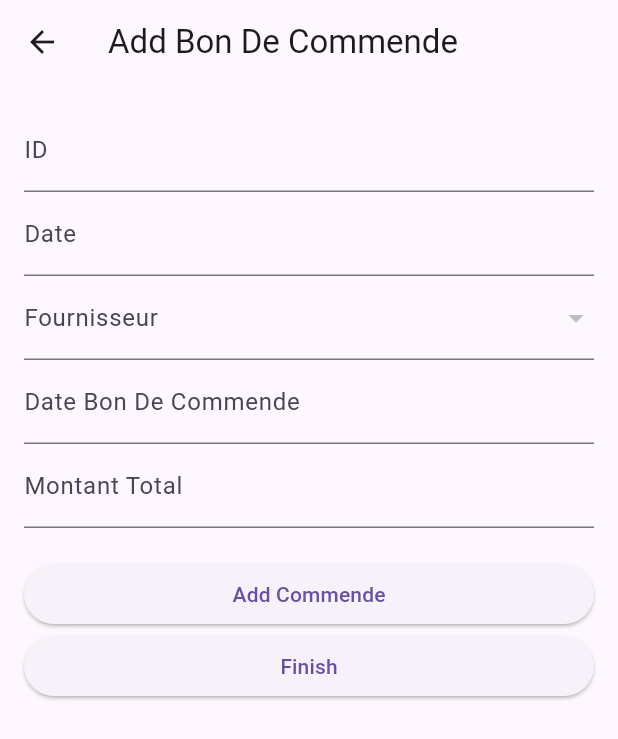
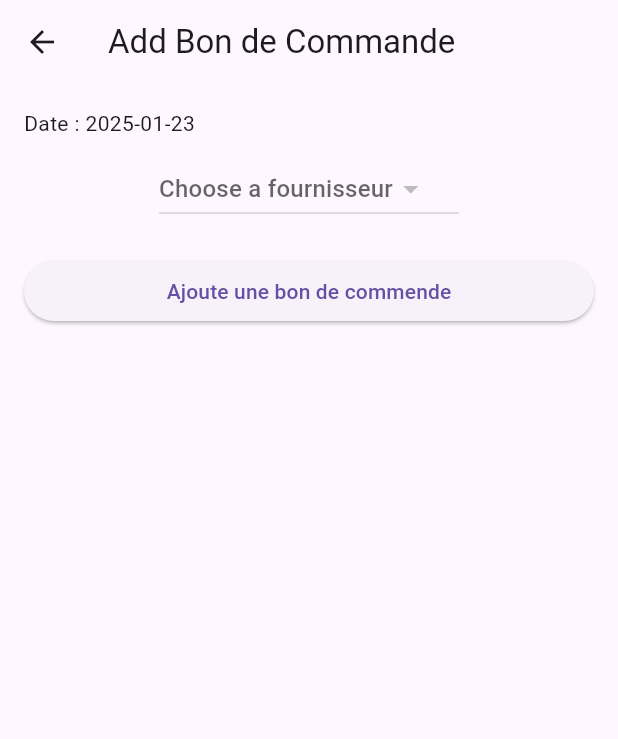
Before and after one commit to vemo068/inventaire_cnas, a Flutter app: the screen it shows after launch, after a tap on "Ajoute bon de commende", on a phone screen of 412 x 824 dp. Shown: the top 739 px of the screen. Run offline on Flutter 3.47's test engine with Material 3 defaults, Android fonts, the phone set to English and light mode, and no system bars; our stand-ins replace get, sqflite_common_ffi; accounts and stored records are empty.

Commit message:
bon de commende

```diff
--- a/lib/controllers/database_controller.dart
+++ b/lib/controllers/database_controller.dart
@@ -2,6 +2,7 @@ import 'package:flutter/material.dart';
 import 'package:get/get.dart';
 import 'package:inventaire_cnas/SQL/db_designation.dart';
 import 'package:inventaire_cnas/models/article.dart';
+import 'package:inventaire_cnas/models/bon_de_commende.dart';
 import 'package:inventaire_cnas/models/designation.dart';
 import 'package:inventaire_cnas/models/fournisseur.dart';
 import 'package:inventaire_cnas/page/add_article.dart';
@@ -14,7 +15,9 @@ class DatabaseController extends GetxController {
   var allDesignations = <Designation>[];
   var articles = <Article>[];
   var fournisseurs = <Fournisseur>[];
+  List<BonDeCommende> bonDeCommendes = [];
   Designation? selectedDesignation;
+  Fournisseur? selectedFournisseur;
   TextEditingController designationNameController = TextEditingController();
   //add prix and tva and ,articlenom controllers
   TextEditingController articleNameController = TextEditingController();
@@ -33,7 +36,7 @@ class DatabaseController extends GetxController {
     super.onInit();
     fetchDesignations();
     fetchArticles();
-
+    fetchBonDeCommendes();
     fetchFournisseurs();
     fetchAllDesignations();
   }
@@ -42,6 +45,11 @@ class DatabaseController extends GetxController {
   void fetchDesignations() async {
     final data = await _dbHelper.getDesignations();
     designations = data;
+  }
+
+  void fetchBonDeCommendes() async {
+    final data = await _dbHelper.getBonDeCommendes();
+    bonDeCommendes = data;
   }
 
   void fetchAllDesignations() async {
@@ -119,6 +127,18 @@ class DatabaseController extends GetxController {
     fetchArticles();
   }
 
+  // Add a new bon de commendes
+  void addBonDeCommende() async {
+    BonDeCommende bonDeCommende = BonDeCommende(
+      date: DateTime.now().toString(),
+      fournisseur_id: selectedFournisseur!.id!,
+      dateBonDeCommende: DateTime.now(),
+      montantTotal: 0.0,
+    );
+    await _dbHelper.insertBonDeCommende(bonDeCommende);
+    fetchBonDeCommendes();
+  }
+
   // a function that extracts all the names of the designations from designations list
   List<String> getDesignationNames() {
     return designations.map((designation) => designation.name).toList();
--- a/lib/models/bon_de_commende.dart
+++ b/lib/models/bon_de_commende.dart
@@ -2,14 +2,14 @@ import 'package:inventaire_cnas/models/article.dart';
 import 'package:inventaire_cnas/models/fournisseur.dart';
 
 class BonDeCommende {
-  int id;
+  int? id;
   String date;
-  String fournisseur_id;
+  int fournisseur_id;
   DateTime dateBonDeCommende;
   double? montantTotal;
 
   BonDeCommende({
-    required this.id,
+    this.id,
     required this.date,
     required this.fournisseur_id,
     required this.dateBonDeCommende,
@@ -30,13 +30,11 @@ class BonDeCommende {
     return {
       'id': id,
       'date': date,
-      'fournisseur': fournisseur_id,
+      'fournisseur_id': fournisseur_id,
       'dateBonDeCommende': dateBonDeCommende.toIso8601String(),
       'montantTotal': montantTotal,
     };
   }
-
-
 }
 
 
--- a/lib/page/add_bon_de_commende.dart
+++ b/lib/page/add_bon_de_commende.dart
@@ -1,140 +1,56 @@
+import 'package:flutter/material.dart';
+import 'package:get/get.dart';
+import 'package:inventaire_cnas/models/fournisseur.dart';
+import '../controllers/database_controller.dart';
 
-import 'package:flutter/material.dart';
-import 'package:inventaire_cnas/models/bon_de_commende.dart';
-import 'package:inventaire_cnas/models/fournisseur.dart';
-
-class AddBonDeCommendePage extends StatefulWidget {
-  @override
-  _AddBonDeCommendePageState createState() => _AddBonDeCommendePageState();
-}
-
-class _AddBonDeCommendePageState extends State<AddBonDeCommendePage> {
-  final _formKey = GlobalKey<FormState>();
-  final _idController = TextEditingController();
-  final _dateController = TextEditingController();
-  final _fournisseurIdController = TextEditingController();
-  final _dateBonDeCommendeController = TextEditingController();
-  final _montantTotalController = TextEditingController();
-  Fournisseur? _selectedFournisseur;
-  List<Fournisseur> _fournisseurs = []; // This should be populated with actual data
-
-  @override
-  void dispose() {
-    _idController.dispose();
-    _dateController.dispose();
-    _fournisseurIdController.dispose();
-    _dateBonDeCommendeController.dispose();
-    _montantTotalController.dispose();
-    super.dispose();
-  }
-
-  void _saveBonDeCommende() {
-    if (_formKey.currentState!.validate()) {
-      final bonDeCommende = BonDeCommende(
-        id: int.parse(_idController.text),
-        date: _dateController.text,
-        fournisseur_id: _selectedFournisseur!.id.toString(),
-        dateBonDeCommende: DateTime.parse(_dateBonDeCommendeController.text),
-        montantTotal: double.tryParse(_montantTotalController.text),
-      );
-      // Save bonDeCommende to database or perform other actions
-    }
-  }
-
-  void _addCommende() {
-    // Logic to add a single commende
-  }
-
-  void _finishAddingCommendes() {
-    // Logic to finish adding commendes
-  }
+class AddBonDeCommandePage extends StatelessWidget {
+  const AddBonDeCommandePage({super.key});
 
   @override
   Widget build(BuildContext context) {
+    final databaseController = Get.find<DatabaseController>();
     return Scaffold(
       appBar: AppBar(
-        title: Text('Add Bon De Commende'),
+        title: const Text('Add Bon de Commande'),
       ),
       body: Padding(
         padding: const EdgeInsets.all(16.0),
-        child: Form(
-          key: _formKey,
-          child: ListView(
+        child: Column(
+          crossAxisAlignment: CrossAxisAlignment.stretch,
           children: [
-              TextFormField(
-                controller: _idController,
-                decoration: InputDecoration(labelText: 'ID'),
-                keyboardType: TextInputType.number,
-                validator: (value) {
-                  if (value == null || value.isEmpty) {
-                    return 'Please enter ID';
-                  }
-                  return null;
+            Text('Date : ${DateTime.now().toString().substring(0, 10)}'),
+            const SizedBox(height: 10),
+            Center(
+              child: SizedBox(
+                width: 200,
+                child: DropdownButton<Fournisseur>(
+                  hint: const Text('Choose a fournisseur'),
+                  value: databaseController.selectedFournisseur,
+                  onChanged: (Fournisseur? newFournisseur) {
+                    databaseController.selectedFournisseur = newFournisseur;
                   },
-              ),
-              TextFormField(
-                controller: _dateController,
-                decoration: InputDecoration(labelText: 'Date'),
-                validator: (value) {
-                  if (value == null || value.isEmpty) {
-                    return 'Please enter date';
-                  }
-                  return null;
-                },
-              ),
-              DropdownButtonFormField<Fournisseur>(
-                value: _selectedFournisseur,
-                decoration: InputDecoration(labelText: 'Fournisseur'),
-                items: _fournisseurs.map((fournisseur) {
+                  items: databaseController.fournisseurs
+                      .map<DropdownMenuItem<Fournisseur>>((Fournisseur value) {
                     return DropdownMenuItem<Fournisseur>(
-                    value: fournisseur,
-                    child: Text(fournisseur.name),
+                      value: value,
+                      child: Text(value.name),
                     );
                   }).toList(),
-                onChanged: (value) {
-                  setState(() {
-                    _selectedFournisseur = value;
-                  });
+                ),
+              ),
+            ),
+            const SizedBox(height: 20),
+            SizedBox(
+              width: 100,
+              child: ElevatedButton(
+                onPressed: () {
+                  databaseController.addBonDeCommende();
+                  databaseController.update();
                 },
-                validator: (value) {
-                  if (value == null) {
-                    return 'Please select a fournisseur';
-                  }
-                  return null;
-                },
+                child: const Text('Ajoute une bon de commende'),
               ),
-              TextFormField(
-                controller: _dateBonDeCommendeController,
-                decoration: InputDecoration(labelText: 'Date Bon De Commende'),
-                validator: (value) {
-                  if (value == null || value.isEmpty) {
-                    return 'Please enter date bon de commende';
-                  }
-                  return null;
-                },
-              ),
-              TextFormField(
-                controller: _montantTotalController,
-                decoration: InputDecoration(labelText: 'Montant Total'),
-                keyboardType: TextInputType.number,
-                validator: (value) {
-                  if (value != null && value.isNotEmpty && double.tryParse(value) == null) {
-                    return 'Please enter a valid number';
-                  }
-                  return null;
-                },
-              ),
-              SizedBox(height: 20),
-              ElevatedButton(
-                onPressed: _addCommende,
-                child: Text('Add Commende'),
-              ),
-              ElevatedButton(
-                onPressed: _finishAddingCommendes,
-                child: Text('Finish'),
             ),
           ],
-          ),
         ),
       ),
     );
--- a/lib/page/home_page.dart
+++ b/lib/page/home_page.dart
@@ -8,6 +8,7 @@ import 'package:inventaire_cnas/page/add_bon_de_commende.dart';
 import 'package:inventaire_cnas/page/add_designation.dart';
 import 'package:inventaire_cnas/page/add_fournisseur.dart';
 import 'package:inventaire_cnas/page/articles_page.dart';
+import 'package:inventaire_cnas/page/bon_commendes.dart';
 import 'package:inventaire_cnas/page/list_fournisseurs.dart';
 
 class HomePage extends StatelessWidget {
@@ -22,8 +23,9 @@ class HomePage extends StatelessWidget {
       ),
       body: Padding(
         padding: const EdgeInsets.all(16.0),
-        child: GridView.count(
-          crossAxisCount: 6,
+        child: GridView.extent(
+          // crossAxisCount: 6,
+          maxCrossAxisExtent: 200,
           crossAxisSpacing: 16.0,
           mainAxisSpacing: 16.0,
           children: [
@@ -69,7 +71,15 @@ class HomePage extends StatelessWidget {
               icon: Icons.add_chart_rounded,
               label: "Ajoute bon de commende",
               onPressed: () async {
-                Get.to(() => AddBonDeCommendePage());
+                Get.to(() => const AddBonDeCommandePage());
+              },
+            ),
+            _buildNavigationButton(
+              context,
+              icon: Icons.insert_chart_outlined_rounded,
+              label: "List des bon de commende",
+              onPressed: () async {
+                Get.to(() => const BonCommendesPage());
               },
             ),
           ],
```
Also changed, not shown: lib/SQL/db_designation.dart (+44 -3 lines), lib/components/bon_de_commende_table.dart (added, +42 -0 lines), lib/page/bon_commendes.dart (added, +33 -0 lines), lib/components/articles_table.dart (line endings or trailing spaces). Lines whose indentation alone changed are shown as unchanged.
